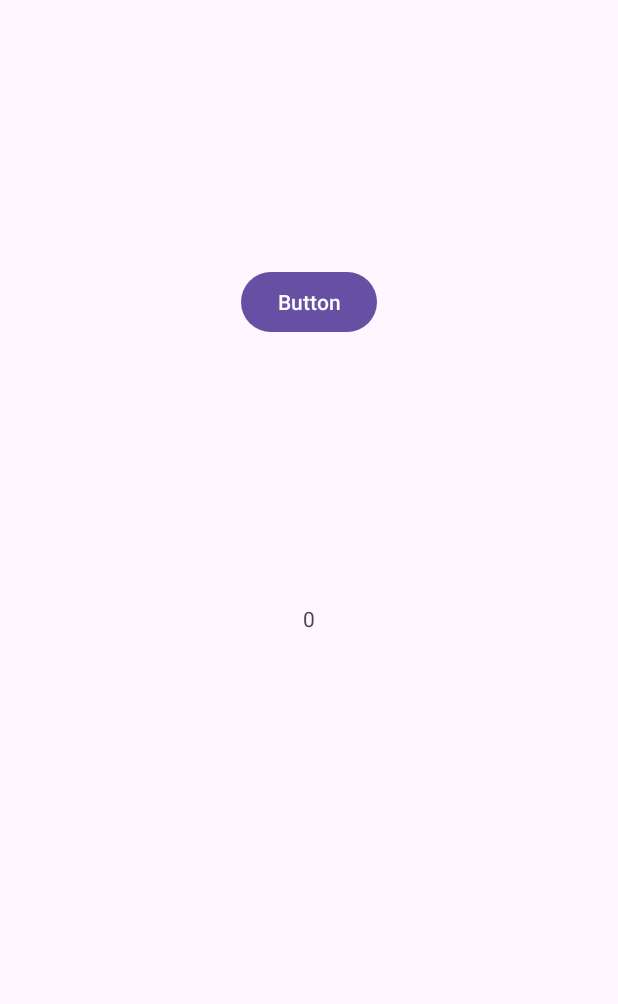
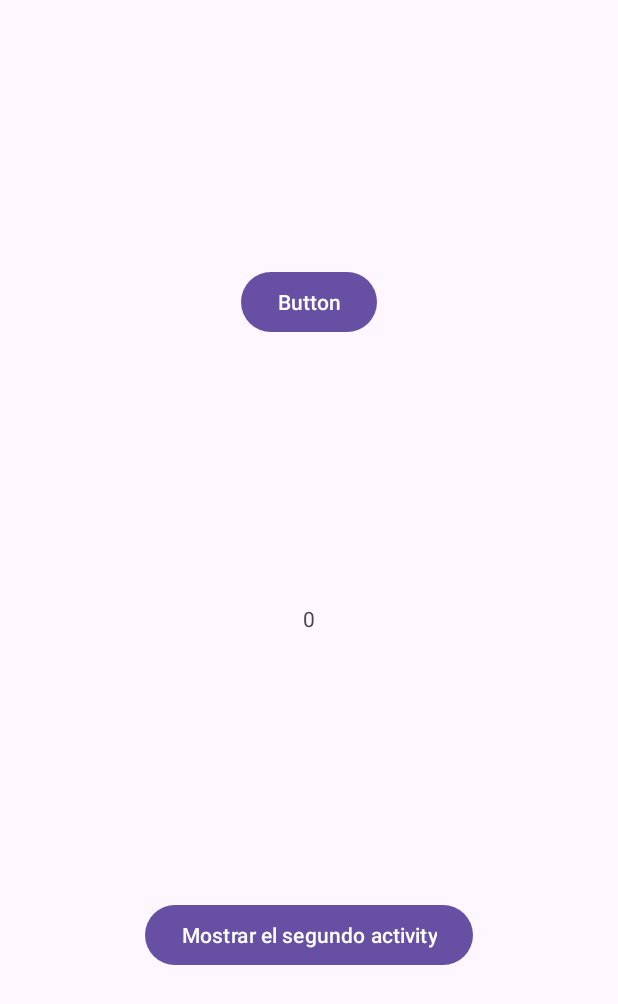
Before and after one commit to CristianHernan92/KeepCoding-AndroidFundamentos, an Android app: the screen it shows after launch (MainActivity), on a phone screen of 412 x 824 dp. Shown: the top 1004 px of the screen. Run offline under Robolectric (Android 15) with nearby library versions, the phone set to English and light mode, and no system bars.

```diff
--- a/ResumenPracticadeloexplicadoenlasclases/app/src/main/java/com/example/resumenpracticadeloexplicadoenlasclases/MainActivity.kt
+++ b/ResumenPracticadeloexplicadoenlasclases/app/src/main/java/com/example/resumenpracticadeloexplicadoenlasclases/MainActivity.kt
@@ -1,6 +1,7 @@
 package com.example.resumenpracticadeloexplicadoenlasclases
 
 import android.content.Context
+import android.content.Intent
 import androidx.appcompat.app.AppCompatActivity
 import android.os.Bundle
 import android.util.Log
@@ -62,6 +63,17 @@ class MainActivity : AppCompatActivity() {
             viewModel.uiState.collect{it
                 binding.activityMainTextView?.text = it.toString()
             }
+        }
+
+        //button para mostrar el segundo activity que creamos
+        var buttonTwo = binding.activityMainButtonTwo
+        buttonTwo?.setOnClickListener {
+            //aquí usamos el "Intent" navegar/mostrar la otra vista/activity que creamos
+            val intent = Intent(this,MainActivity2::class.java)
+            //antes de mostrarla le mandaremos datos
+            intent.putExtra("DATO1", "Hola")
+            //lanzamos/mostramos el activity
+            startActivity(intent)
         }
 
         //LOGS
--- a/ResumenPracticadeloexplicadoenlasclases/app/src/main/java/com/example/resumenpracticadeloexplicadoenlasclases/MainActivity2.kt
+++ b/ResumenPracticadeloexplicadoenlasclases/app/src/main/java/com/example/resumenpracticadeloexplicadoenlasclases/MainActivity2.kt
@@ -13,5 +13,8 @@ class MainActivity2 : AppCompatActivity() {
         super.onCreate(savedInstanceState)
         binding = ActivityMain2Binding.inflate(layoutInflater)
         setContentView(binding.root)
+
+        //acá agarramos el string que le pasamos desde la vista "MainActivity"
+        val stringPasado = intent.getStringExtra("DATO1") ?: ""
     }
 }
--- a/ResumenPracticadeloexplicadoenlasclases/app/src/main/res/layout/activity_main.xml
+++ b/ResumenPracticadeloexplicadoenlasclases/app/src/main/res/layout/activity_main.xml
@@ -27,4 +27,17 @@
         app:layout_constraintStart_toStartOf="parent"
         app:layout_constraintTop_toTopOf="parent"></Button>
 
+    <Button
+        android:id="@+id/activity_main_button_Two"
+        android:layout_width="wrap_content"
+        android:layout_height="wrap_content"
+        android:text="Mostrar el segundo activity"
+
+        app:layout_constraintBottom_toBottomOf="parent"
+        app:layout_constraintEnd_toEndOf="parent"
+        app:layout_constraintStart_toStartOf="parent"
+        app:layout_constraintTop_toBottomOf="@+id/activity_main_textView">
+
+    </Button>
+
 </androidx.constraintlayout.widget.ConstraintLayout>
--- a/ResumenPracticadeloexplicadoenlasclases/app/src/main/res/layout/activity_main2.xml
+++ b/ResumenPracticadeloexplicadoenlasclases/app/src/main/res/layout/activity_main2.xml
@@ -10,7 +10,7 @@
         android:id="@+id/button_activityMain2"
         android:layout_width="wrap_content"
         android:layout_height="wrap_content"
-        android:text="Button of Activity Main Two"
+        android:text="Botón del segundo activity"
 
         app:layout_constraintBottom_toBottomOf="parent"
         app:layout_constraintEnd_toEndOf="parent"
```
